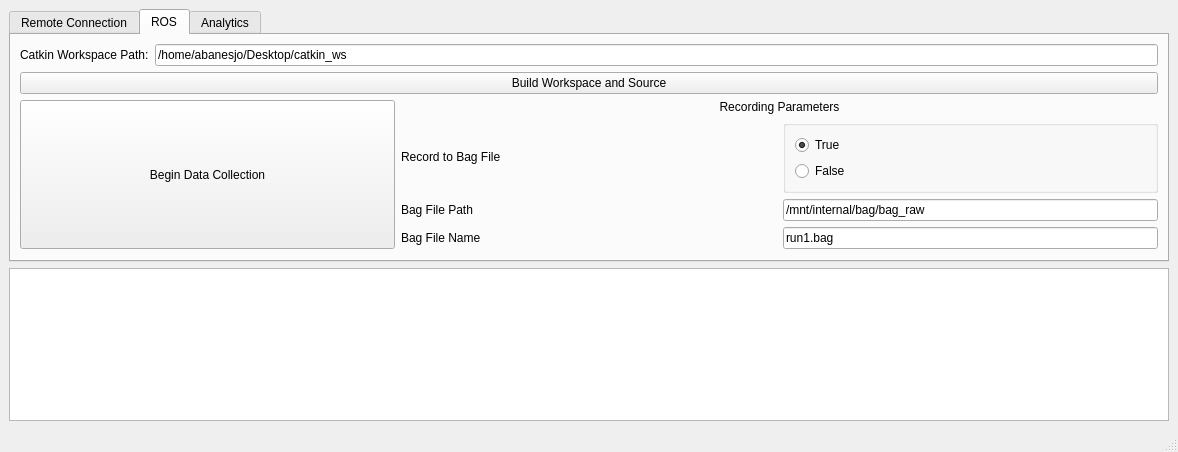
Qt form wrapper/mainwindow.ui (Abanesjo/Curb2Door) before a commit.
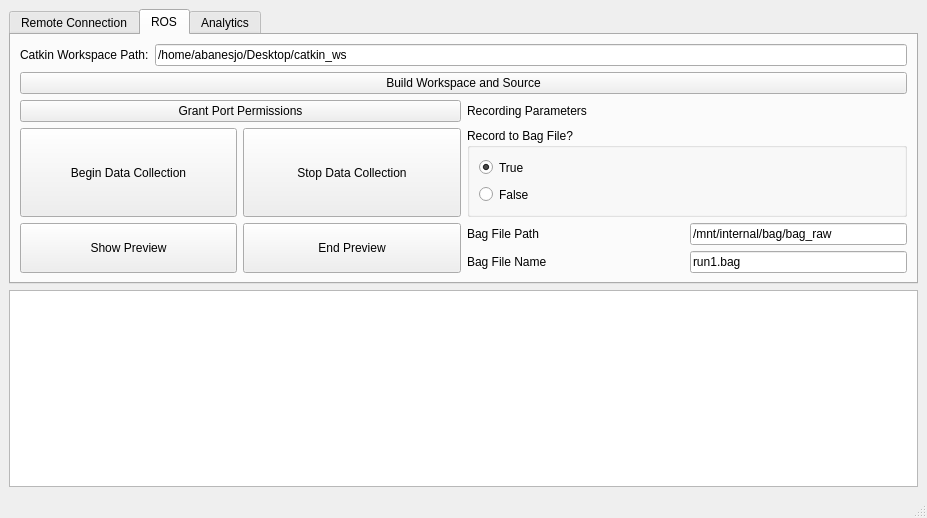
The same form after that commit. The open tabs and pages were chosen to show the change.

```diff
--- a/wrapper/mainwindow.ui
+++ b/wrapper/mainwindow.ui
@@ -9,8 +9,8 @@
    <rect>
     <x>0</x>
     <y>0</y>
-    <width>1178</width>
-    <height>452</height>
+    <width>927</width>
+    <height>518</height>
    </rect>
   </property>
   <property name="sizePolicy">
@@ -168,72 +168,34 @@
         </item>
         <item>
          <layout class="QGridLayout" name="gridLayout_2">
-          <item row="3" column="2">
-           <widget class="QLineEdit" name="line_bag_path">
+          <item row="4" column="3">
+           <widget class="QLineEdit" name="line_bag_name">
             <property name="sizePolicy">
              <sizepolicy hsizetype="Minimum" vsizetype="Fixed">
               <horstretch>0</horstretch>
               <verstretch>0</verstretch>
              </sizepolicy>
             </property>
-            <property name="minimumSize">
-             <size>
-              <width>0</width>
-              <height>0</height>
-             </size>
-            </property>
-            <property name="baseSize">
-             <size>
-              <width>1</width>
-              <height>0</height>
-             </size>
-            </property>
             <property name="text">
-             <string>/mnt/internal/bag/bag_raw</string>
+             <string>run1.bag</string>
             </property>
            </widget>
           </item>
-          <item row="2" column="1">
-           <widget class="QLabel" name="label_7">
-            <property name="sizePolicy">
-             <sizepolicy hsizetype="Preferred" vsizetype="Minimum">
-              <horstretch>0</horstretch>
-              <verstretch>0</verstretch>
-             </sizepolicy>
-            </property>
+          <item row="3" column="2">
+           <widget class="QLabel" name="label_9">
             <property name="text">
-             <string>Record to Bag File</string>
+             <string>Bag File Path</string>
             </property>
            </widget>
           </item>
           <item row="4" column="2">
-           <widget class="QLineEdit" name="line_bag_nam">
-            <property name="sizePolicy">
-             <sizepolicy hsizetype="Minimum" vsizetype="Fixed">
-              <horstretch>0</horstretch>
-              <verstretch>0</verstretch>
-             </sizepolicy>
-            </property>
-            <property name="text">
-             <string>run1.bag</string>
-            </property>
-           </widget>
-          </item>
-          <item row="4" column="1">
            <widget class="QLabel" name="label_8">
             <property name="text">
              <string>Bag File Name</string>
             </property>
            </widget>
           </item>
-          <item row="3" column="1">
-           <widget class="QLabel" name="label_9">
-            <property name="text">
-             <string>Bag File Path</string>
-            </property>
-           </widget>
-          </item>
-          <item row="1" column="0" rowspan="4">
+          <item row="2" column="0">
            <widget class="QPushButton" name="button_record">
             <property name="sizePolicy">
              <sizepolicy hsizetype="Minimum" vsizetype="MinimumExpanding">
@@ -246,57 +208,34 @@
             </property>
            </widget>
           </item>
-          <item row="0" column="0" colspan="3">
-           <widget class="QPushButton" name="button_build_source">
-            <property name="sizePolicy">
-             <sizepolicy hsizetype="Minimum" vsizetype="Fixed">
-              <horstretch>0</horstretch>
-              <verstretch>0</verstretch>
-             </sizepolicy>
-            </property>
-            <property name="text">
-             <string>Build Workspace and Source</string>
-            </property>
-           </widget>
-          </item>
-          <item row="1" column="1" colspan="2">
-           <widget class="QLabel" name="label_5">
-            <property name="sizePolicy">
-             <sizepolicy hsizetype="Minimum" vsizetype="Fixed">
-              <horstretch>0</horstretch>
-              <verstretch>0</verstretch>
-             </sizepolicy>
-            </property>
-            <property name="frameShape">
-             <enum>QFrame::Shape::NoFrame</enum>
-            </property>
-            <property name="text">
-             <string>Recording Parameters</string>
-            </property>
-            <property name="alignment">
-             <set>Qt::AlignmentFlag::AlignCenter</set>
-            </property>
-           </widget>
-          </item>
-          <item row="2" column="2">
+          <item row="2" column="2" colspan="2">
            <widget class="QGroupBox" name="groupBox">
             <property name="sizePolicy">
-             <sizepolicy hsizetype="Minimum" vsizetype="Fixed">
+             <sizepolicy hsizetype="Minimum" vsizetype="Minimum">
               <horstretch>0</horstretch>
               <verstretch>0</verstretch>
              </sizepolicy>
             </property>
             <property name="title">
-             <string/>
+             <string>Record to Bag File?</string>
             </property>
-            <property name="alignment">
-             <set>Qt::AlignmentFlag::AlignCenter</set>
+            <property name="flat">
+             <bool>false</bool>
+            </property>
+            <property name="checkable">
+             <bool>false</bool>
             </property>
             <layout class="QVBoxLayout" name="verticalLayout_5">
              <item>
               <layout class="QVBoxLayout" name="verticalLayout_4">
                <item>
                 <widget class="QRadioButton" name="radio_record_true">
+                 <property name="sizePolicy">
+                  <sizepolicy hsizetype="Minimum" vsizetype="Minimum">
+                   <horstretch>0</horstretch>
+                   <verstretch>0</verstretch>
+                  </sizepolicy>
+                 </property>
                  <property name="text">
                   <string>True</string>
                  </property>
@@ -307,6 +246,12 @@
                </item>
                <item>
                 <widget class="QRadioButton" name="radio_record__false">
+                 <property name="sizePolicy">
+                  <sizepolicy hsizetype="Minimum" vsizetype="Minimum">
+                   <horstretch>0</horstretch>
+                   <verstretch>0</verstretch>
+                  </sizepolicy>
+                 </property>
                  <property name="autoFillBackground">
                   <bool>false</bool>
                  </property>
@@ -320,6 +265,106 @@
             </layout>
            </widget>
           </item>
+          <item row="0" column="0" colspan="4">
+           <widget class="QPushButton" name="button_build_source">
+            <property name="sizePolicy">
+             <sizepolicy hsizetype="Minimum" vsizetype="Fixed">
+              <horstretch>0</horstretch>
+              <verstretch>0</verstretch>
+             </sizepolicy>
+            </property>
+            <property name="text">
+             <string>Build Workspace and Source</string>
+            </property>
+           </widget>
+          </item>
+          <item row="3" column="3">
+           <widget class="QLineEdit" name="line_bag_path">
+            <property name="sizePolicy">
+             <sizepolicy hsizetype="Minimum" vsizetype="Fixed">
+              <horstretch>0</horstretch>
+              <verstretch>0</verstretch>
+             </sizepolicy>
+            </property>
+            <property name="minimumSize">
+             <size>
+              <width>0</width>
+              <height>0</height>
+             </size>
+            </property>
+            <property name="baseSize">
+             <size>
+              <width>1</width>
+              <height>0</height>
+             </size>
+            </property>
+            <property name="text">
+             <string>/mnt/internal/bag/bag_raw</string>
+            </property>
+           </widget>
+          </item>
+          <item row="1" column="2" colspan="2">
+           <widget class="QLabel" name="label_5">
+            <property name="sizePolicy">
+             <sizepolicy hsizetype="Minimum" vsizetype="Fixed">
+              <horstretch>0</horstretch>
+              <verstretch>0</verstretch>
+             </sizepolicy>
+            </property>
+            <property name="frameShape">
+             <enum>QFrame::NoFrame</enum>
+            </property>
+            <property name="text">
+             <string>Recording Parameters</string>
+            </property>
+           </widget>
+          </item>
+          <item row="1" column="0" colspan="2">
+           <widget class="QPushButton" name="button_chmod">
+            <property name="text">
+             <string>Grant Port Permissions</string>
+            </property>
+           </widget>
+          </item>
+          <item row="2" column="1">
+           <widget class="QPushButton" name="button_save">
+            <property name="sizePolicy">
+             <sizepolicy hsizetype="Minimum" vsizetype="MinimumExpanding">
+              <horstretch>0</horstretch>
+              <verstretch>0</verstretch>
+             </sizepolicy>
+            </property>
+            <property name="text">
+             <string>Stop Data Collection</string>
+            </property>
+           </widget>
+          </item>
+          <item row="3" column="0" rowspan="2">
+           <widget class="QPushButton" name="button_preview">
+            <property name="sizePolicy">
+             <sizepolicy hsizetype="Minimum" vsizetype="MinimumExpanding">
+              <horstretch>0</horstretch>
+              <verstretch>0</verstretch>
+             </sizepolicy>
+            </property>
+            <property name="text">
+             <string>Show Preview</string>
+            </property>
+           </widget>
+          </item>
+          <item row="3" column="1" rowspan="2">
+           <widget class="QPushButton" name="button_end_preview">
+            <property name="sizePolicy">
+             <sizepolicy hsizetype="Minimum" vsizetype="MinimumExpanding">
+              <horstretch>0</horstretch>
+              <verstretch>0</verstretch>
+             </sizepolicy>
+            </property>
+            <property name="text">
+             <string>End Preview</string>
+            </property>
+           </widget>
+          </item>
          </layout>
         </item>
        </layout>
```
Left out of the diff: 40 changed lines with no effect on the pictures.
